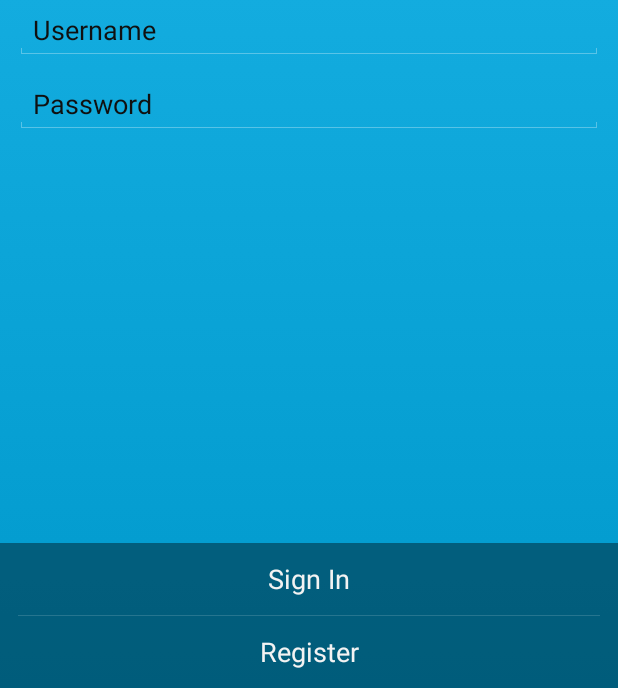
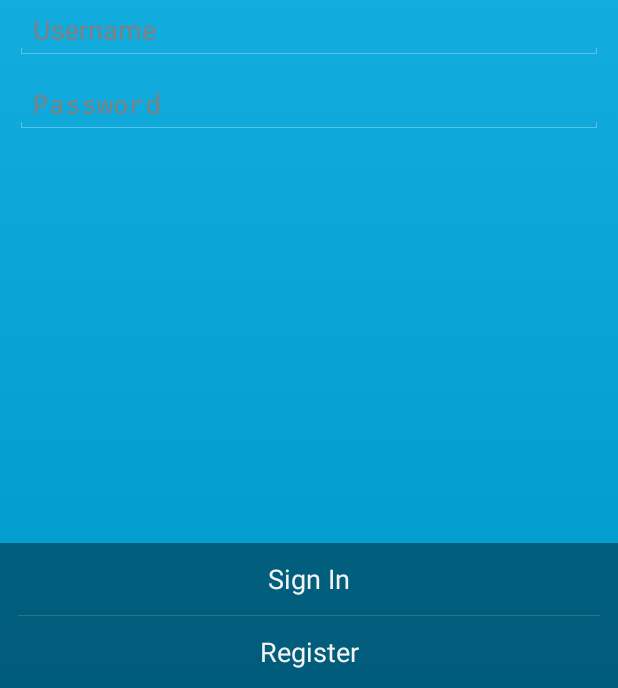
Before and after one commit to pkillian/MingleAPI, an Android app: the screen it shows after launch (MainActivity), after a tap on "Mingle", on a phone screen of 412 x 824 dp, the part 548-1236 px from its top. Run offline under Robolectric (Android 15) with nearby library versions, the phone set to English and light mode, and no system bars.

Commit message:
Fixed hint texts

```diff
--- a/MingleAndroid/Mingle/src/main/res/layout/activity_main.xml
+++ b/MingleAndroid/Mingle/src/main/res/layout/activity_main.xml
@@ -34,7 +34,7 @@
             android:layout_marginLeft="10dp"
             android:layout_marginRight="10dp"
             android:layout_marginBottom="10dp"
-            android:text="@string/main_userName_text"
+            android:hint="@string/main_userName_text"
             android:textColor="#101010" />
 
         <EditText
@@ -44,8 +44,9 @@
             android:layout_gravity="center"
             android:layout_marginLeft="10dp"
             android:layout_marginRight="10dp"
-            android:text="@string/main_password_text"
-            android:textColor="#101010" />
+            android:hint="@string/main_password_text"
+            android:textColor="#101010"
+            android:inputType="textPassword" />
 
     </LinearLayout>
     <!-- This FrameLayout insets its children based on system windows using
```
